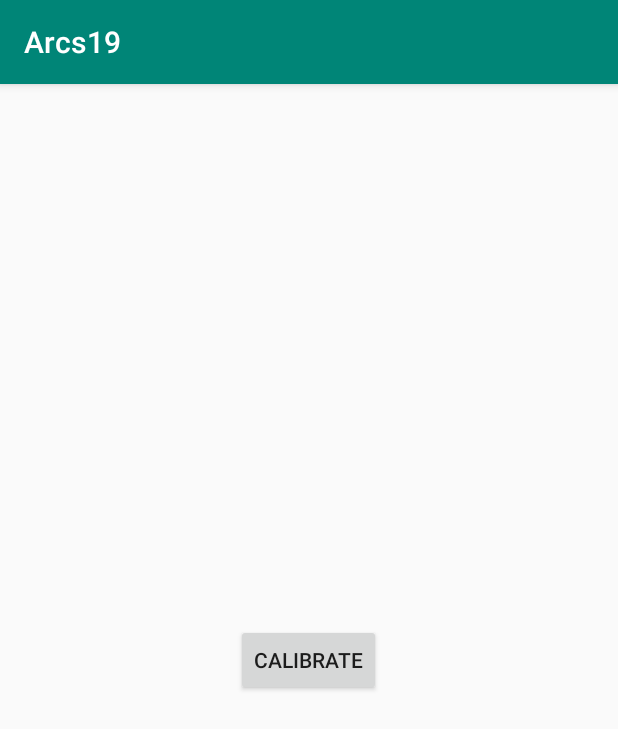
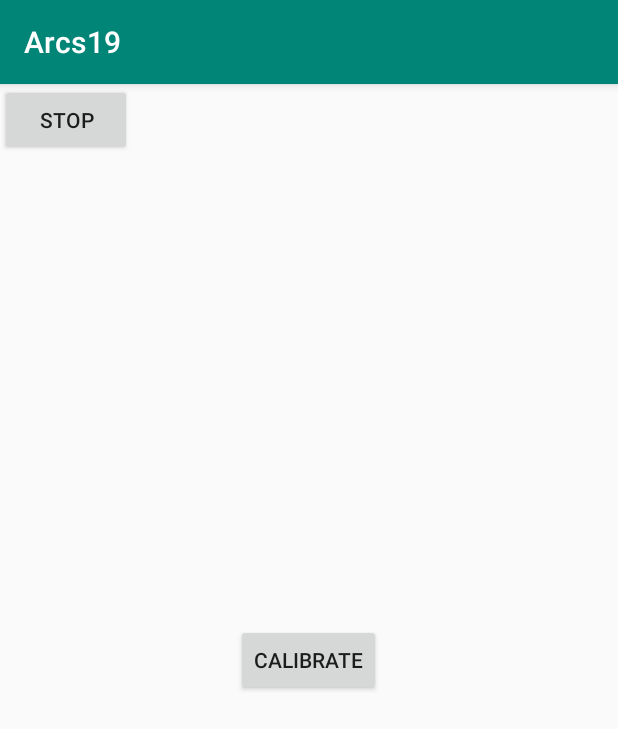
Before and after one commit to Dheeraj1998/accelMetric, an Android app: the screen it shows after launch (MainActivity), after a tap on "CALIBRATE", on a phone screen of 412 x 824 dp. Shown: the top 729 px of the screen. Run offline under Robolectric (Android 15) with nearby library versions, the phone set to English and light mode, and no system bars; our stand-ins replace Firebase (no records; nobody signed in at launch, a user with empty details on screens opened directly).

Commit message:
Updated mobile application.

```diff
--- a/Arcs19/app/build.gradle
+++ b/Arcs19/app/build.gradle
@@ -24,6 +24,7 @@ dependencies {
     implementation 'com.android.support:appcompat-v7:28.0.0'
     implementation 'com.google.firebase:firebase-core:16.0.8'
     implementation 'com.google.firebase:firebase-database:16.1.0'
+    implementation 'com.android.support.constraint:constraint-layout:1.1.3'
     testImplementation 'junit:junit:4.12'
     androidTestImplementation 'com.android.support.test:runner:1.0.2'
     androidTestImplementation 'com.android.support.test.espresso:espresso-core:3.0.2'
--- a/Arcs19/app/src/main/AndroidManifest.xml
+++ b/Arcs19/app/src/main/AndroidManifest.xml
@@ -9,9 +9,9 @@
         android:allowBackup="true"
         android:icon="@mipmap/ic_launcher"
         android:label="@string/app_name"
-        android:roundIcon="@mipmap/ic_launcher_round"
         android:supportsRtl="true"
         android:theme="@style/AppTheme">
+        <activity android:name=".MapActivity"></activity>
         <activity android:name=".MainActivity">
             <intent-filter>
                 <action android:name="android.intent.action.MAIN" />
--- a/Arcs19/app/src/main/java/com/example/arcs19/MainActivity.java
+++ b/Arcs19/app/src/main/java/com/example/arcs19/MainActivity.java
@@ -22,6 +22,7 @@ public class MainActivity extends AppCompatActivity implements SensorEventListen
     private SensorManager sensorManager;
     private Sensor accelerometerSensor, gyroscopeSensor, rotationSensor;
     private float df_value0 = 0, df_value1 = 0, df_value2 = 0, value0, value1, value2, diff0, diff1, diff2;
+    private boolean calibrate = false;
 
     @Override
     protected void onCreate(Bundle savedInstanceState) {
@@ -42,6 +43,7 @@ public class MainActivity extends AppCompatActivity implements SensorEventListen
     public void onSensorChanged(SensorEvent event) {
         Sensor sensor_type = event.sensor;
 
+        if (calibrate) {
             FirebaseDatabase database = FirebaseDatabase.getInstance();
             DatabaseReference myRef = database.getReference("car_data");
 
@@ -67,14 +69,10 @@ public class MainActivity extends AppCompatActivity implements SensorEventListen
                     Log.i("custom", "right side");
                     myRef.child(timestamp).child("steering").setValue("right_side");
 
-            }
-
-            else if (diff2 > 0.3) {
+                } else if (diff2 > 0.3) {
                     Log.i("custom", "left side");
                     myRef.child(timestamp).child("steering").setValue("left_side");
-            }
-
-            else {
+                } else {
                     Log.i("custom", "neutral side");
                     myRef.child(timestamp).child("steering").setValue("neutral_side");
                 }
@@ -88,6 +86,7 @@ public class MainActivity extends AppCompatActivity implements SensorEventListen
 //            Log.i("custom", "rotation " + event.values[0] + " " + event.values[1] + " " + event.values[2] + " " + event.values[3]);
             }
         }
+    }
 
     @Override
     public void onAccuracyChanged(Sensor sensor, int accuracy) {
@@ -98,5 +97,11 @@ public class MainActivity extends AppCompatActivity implements SensorEventListen
         df_value0 = value0;
         df_value1 = value1;
         df_value2 = value2;
+
+        calibrate = true;
+    }
+
+    public void stopSensor(View view) {
+        calibrate = false;
     }
 }
--- a/Arcs19/app/src/main/res/layout/activity_main.xml
+++ b/Arcs19/app/src/main/res/layout/activity_main.xml
@@ -14,4 +14,10 @@
         android:layout_centerHorizontal="true"
         android:layout_centerVertical="true"/>
 
+    <Button
+        android:layout_width="wrap_content"
+        android:layout_height="wrap_content"
+        android:text="STOP"
+        android:onClick="stopSensor"/>
+
 </RelativeLayout>
--- a/Arcs19/app/src/main/res/mipmap-anydpi-v26/ic_launcher.xml
+++ /dev/null
@@ -1,5 +0,0 @@
-<?xml version="1.0" encoding="utf-8"?>
-<adaptive-icon xmlns:android="http://schemas.android.com/apk/res/android">
-    <background android:drawable="@drawable/ic_launcher_background" />
-    <foreground android:drawable="@drawable/ic_launcher_foreground" />
-</adaptive-icon>
--- a/Arcs19/app/src/main/res/mipmap-anydpi-v26/ic_launcher_round.xml
+++ /dev/null
@@ -1,5 +0,0 @@
-<?xml version="1.0" encoding="utf-8"?>
-<adaptive-icon xmlns:android="http://schemas.android.com/apk/res/android">
-    <background android:drawable="@drawable/ic_launcher_background" />
-    <foreground android:drawable="@drawable/ic_launcher_foreground" />
-</adaptive-icon>
```
Also changed, not shown: Arcs19/app/src/main/java/com/example/arcs19/MapActivity.java (added, +13 -0 lines), Arcs19/app/src/main/res/layout/activity_map.xml (added, +9 -0 lines), Arcs19/app/src/main/res/mipmap-hdpi/ic_launcher.png, Arcs19/app/src/main/res/mipmap-hdpi/ic_launcher_round.png (deleted), Arcs19/app/src/main/res/mipmap-mdpi/ic_launcher.png (deleted), Arcs19/app/src/main/res/mipmap-mdpi/ic_launcher_round.png (deleted), Arcs19/app/src/main/res/mipmap-xhdpi/ic_launcher.png (deleted), Arcs19/app/src/main/res/mipmap-xhdpi/ic_launcher_round.png (deleted), Arcs19/app/src/main/res/mipmap-xxhdpi/ic_launcher.png (deleted), Arcs19/app/src/main/res/mipmap-xxhdpi/ic_launcher_round.png (deleted), Arcs19/app/src/main/res/mipmap-xxxhdpi/ic_launcher.png (deleted), Arcs19/app/src/main/res/mipmap-xxxhdpi/ic_launcher_round.png (deleted), 1 other file. Lines whose indentation alone changed are shown as unchanged.
